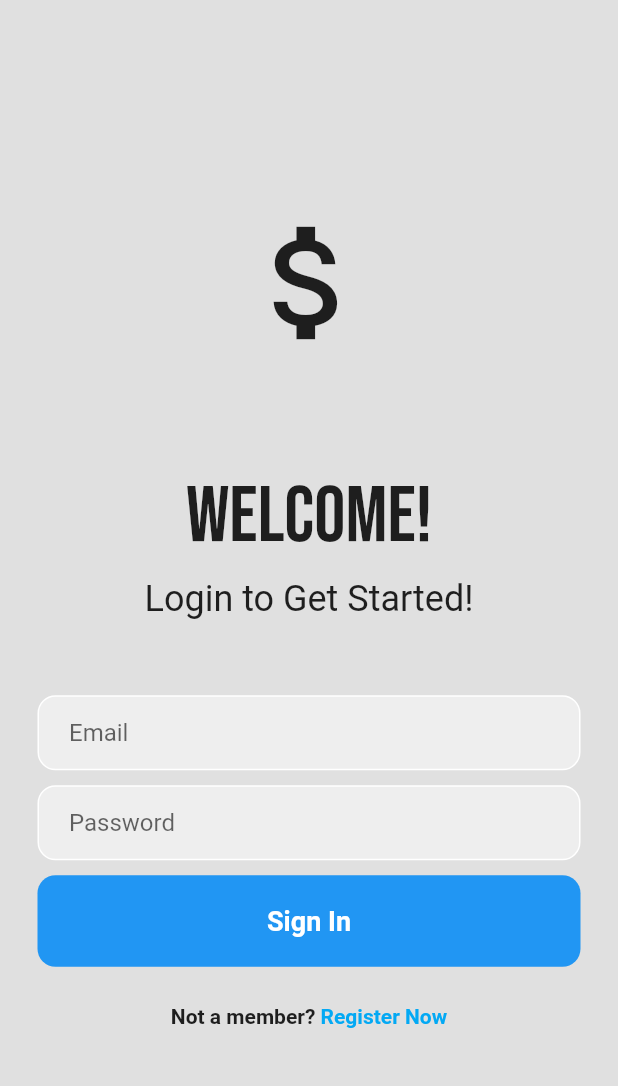
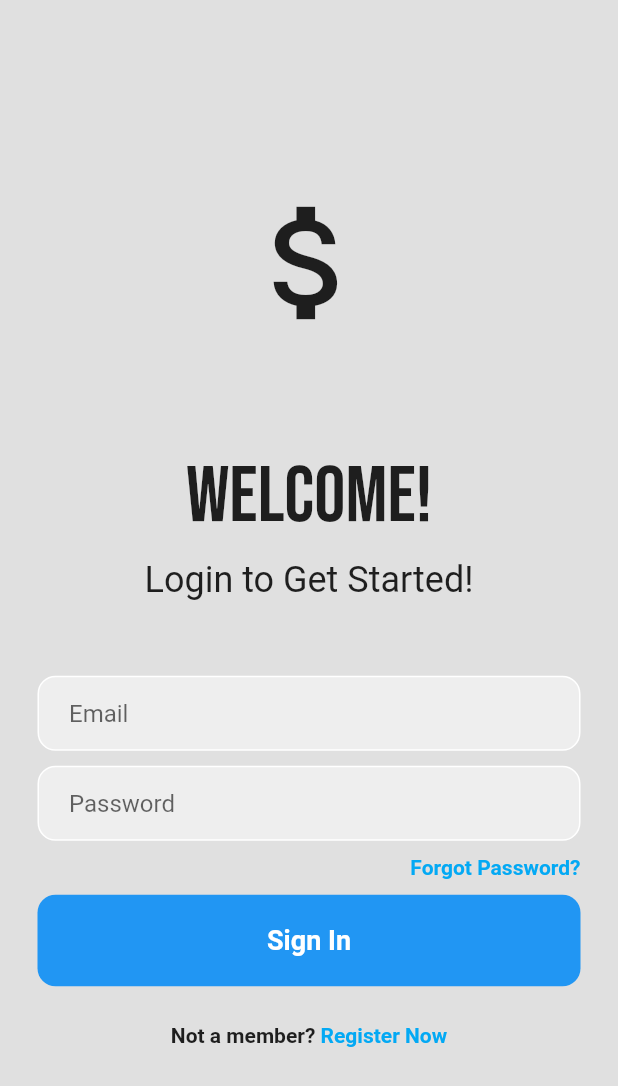
Before and after one commit to AfaqAnwar/money-manager, a Flutter app: the screen it shows after launch, on a phone screen of 412 x 824 dp. Shown: the top 1086 px of the screen. Run offline on Flutter 3.47's test engine with Material 2 defaults, Android fonts, the phone set to English and light mode, and no system bars; our stand-ins replace firebase_auth, firebase_core, google_fonts; missing offline and left inert: dart:ffi; accounts and stored records are empty.

Commit message:
Added Password Reset Functionality

```diff
--- a/lib/pages/login_page.dart
+++ b/lib/pages/login_page.dart
@@ -1,6 +1,7 @@
 import 'package:firebase_auth/firebase_auth.dart';
 import 'package:flutter/material.dart';
 import 'package:google_fonts/google_fonts.dart';
+import 'package:moneymanager/pages/forgot_password_page.dart';
 
 class LoginPage extends StatefulWidget {
   final VoidCallback showRegisterPage;
@@ -87,7 +88,7 @@ class _LoginPageState extends State<LoginPage> {
                 SizedBox(height: 10),
 
                 // password textfield
-                   Padding(
+                Padding(
                   padding: const EdgeInsets.symmetric(horizontal: 25),
                   child: Container(
                     decoration: BoxDecoration(
@@ -106,6 +107,31 @@ class _LoginPageState extends State<LoginPage> {
                         ),
                       ),
                     ),
+                  ),
+                ),
+
+                SizedBox(height: 10),
+
+                Padding(
+                  padding: const EdgeInsets.symmetric(horizontal: 25),
+                  child: Row(
+                    mainAxisAlignment: MainAxisAlignment.end,
+                    children: [
+                      GestureDetector(
+                        onTap: () {
+                          Navigator.push(context, MaterialPageRoute(builder: (context) {
+                            return ForgotPasswordPage();
+                          }));
+                        },
+                        child: Text(
+                          'Forgot Password?',
+                          style: TextStyle(
+                            color: Colors.lightBlue,
+                            fontWeight: FontWeight.bold,
+                           )
+                        ),
+                      ),
+                    ],
                   ),
                 ),
 
```
Also changed, not shown: lib/pages/forgot_password_page.dart (added, +98 -0 lines).
